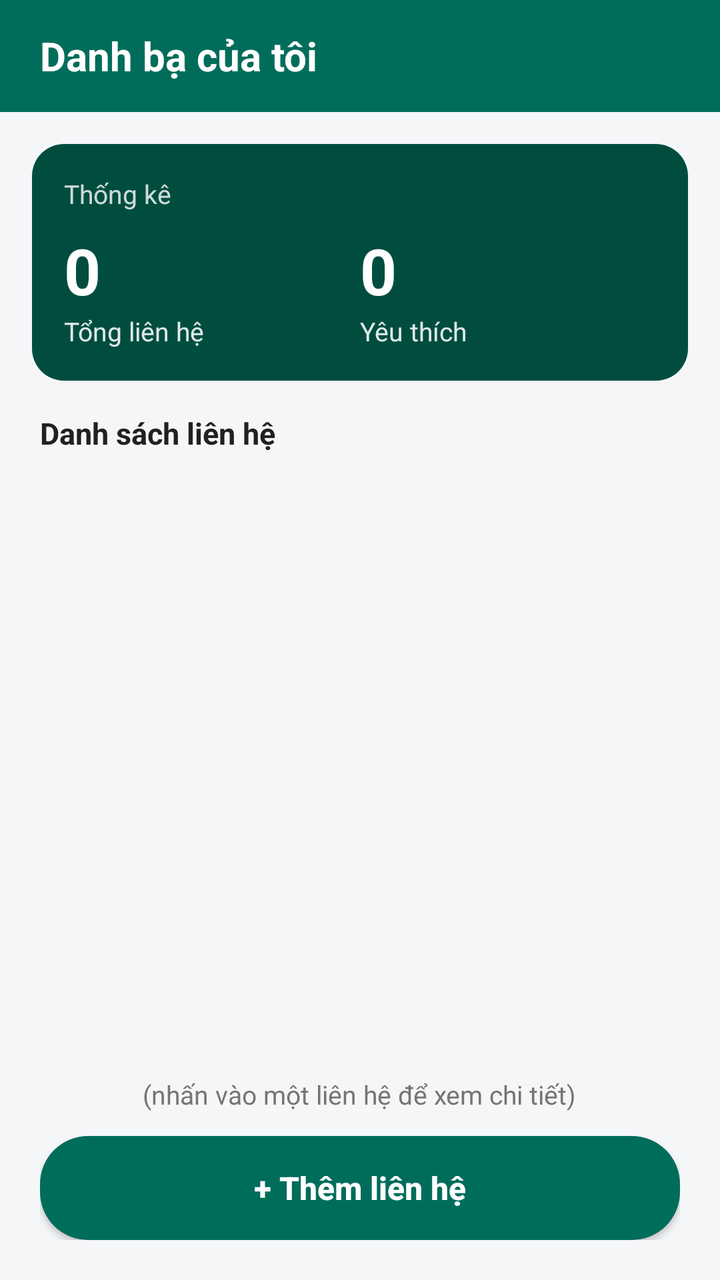
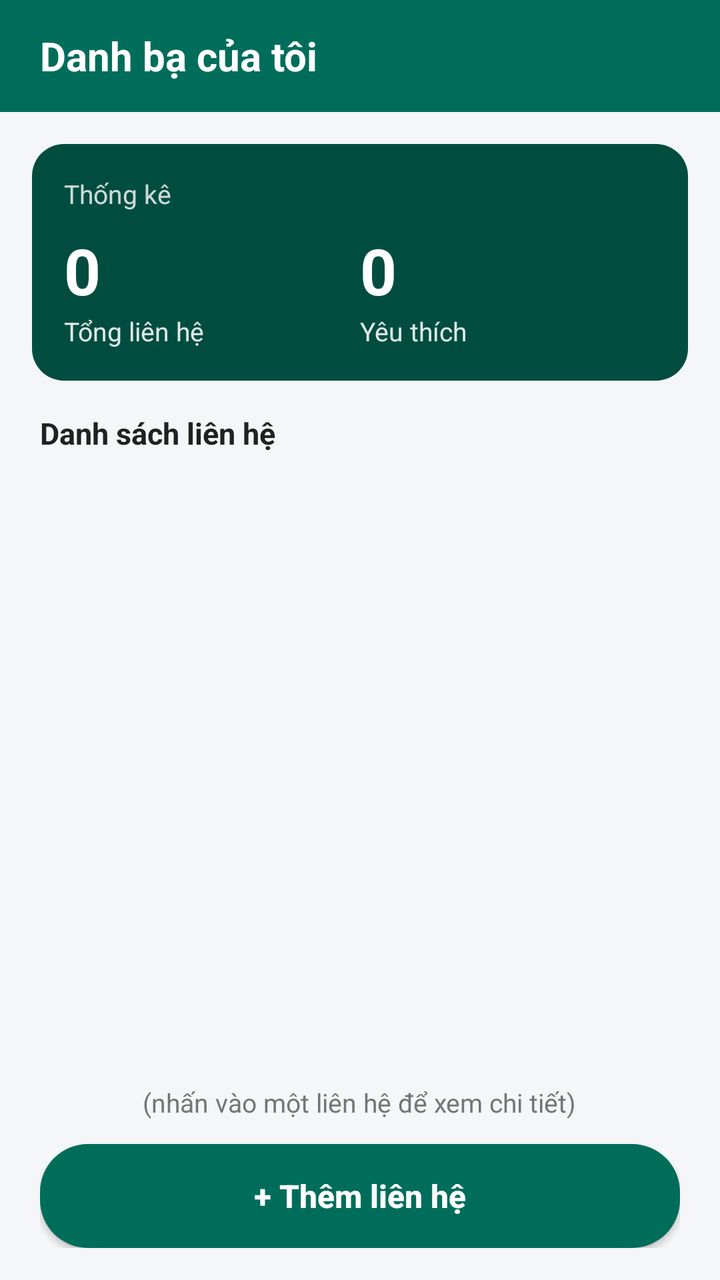

Before-and-after screenshots of an Android layout around one commit, followed by the original layout XML and the change that was made.
<!-- AndroidManifest.xml: application theme Theme.TH2danh_ba -->
<!-- res/layout/activity_main.xml -->
<?xml version="1.0" encoding="utf-8"?>
<LinearLayout xmlns:android="http://schemas.android.com/apk/res/android"
    android:layout_width="match_parent"
    android:layout_height="match_parent"
    android:background="@color/bg_light_gray"
    android:orientation="vertical">

    
    <LinearLayout
        android:layout_width="match_parent"
        android:layout_height="56dp"
        android:background="@color/teal_button"
        android:gravity="center_vertical"
        android:paddingStart="20dp"
        android:paddingEnd="20dp">

        <TextView
            android:layout_width="wrap_content"
            android:layout_height="wrap_content"
            android:text="@string/main_title"
            android:textColor="@color/white"
            android:textSize="20sp"
            android:textStyle="bold" />
    </LinearLayout>

    
    <LinearLayout
        android:layout_width="match_parent"
        android:layout_height="wrap_content"
        android:layout_marginStart="16dp"
        android:layout_marginTop="16dp"
        android:layout_marginEnd="16dp"
        android:background="@drawable/bg_stat_box"
        android:orientation="vertical"
        android:padding="16dp">

        <TextView
            android:layout_width="wrap_content"
            android:layout_height="wrap_content"
            android:text="@string/stat_title"
            android:textColor="#CCFFFFFF"
            android:textSize="13sp" />

        <LinearLayout
            android:layout_width="match_parent"
            android:layout_height="wrap_content"
            android:layout_marginTop="8dp"
            android:baselineAligned="false"
            android:orientation="horizontal">

            
            <LinearLayout
                android:layout_width="0dp"
                android:layout_height="wrap_content"
                android:layout_weight="1"
                android:orientation="vertical">

                <TextView
                    android:id="@+id/tvTotalContacts"
                    android:layout_width="wrap_content"
                    android:layout_height="wrap_content"
                    android:text="0"
                    android:textColor="@color/white"
                    android:textSize="32sp"
                    android:textStyle="bold" />

                <TextView
                    android:layout_width="wrap_content"
                    android:layout_height="wrap_content"
                    android:text="@string/stat_total_label"
                    android:textColor="#E0FFFFFF"
                    android:textSize="13sp" />
            </LinearLayout>

            
            <LinearLayout
                android:layout_width="0dp"
                android:layout_height="wrap_content"
                android:layout_weight="1"
                android:orientation="vertical">

                <TextView
                    android:id="@+id/tvFavoriteContacts"
                    android:layout_width="wrap_content"
                    android:layout_height="wrap_content"
                    android:text="0"
                    android:textColor="@color/white"
                    android:textSize="32sp"
                    android:textStyle="bold" />

                <TextView
                    android:layout_width="wrap_content"
                    android:layout_height="wrap_content"
                    android:text="@string/stat_fav_label"
                    android:textColor="#E0FFFFFF"
                    android:textSize="13sp" />
            </LinearLayout>
        </LinearLayout>
    </LinearLayout>

    
    <TextView
        android:layout_width="wrap_content"
        android:layout_height="wrap_content"
        android:layout_marginStart="20dp"
        android:layout_marginTop="16dp"
        android:layout_marginBottom="6dp"
        android:text="@string/contact_list_title"
        android:textColor="@color/text_primary"
        android:textSize="15sp"
        android:textStyle="bold" />

    
    <androidx.recyclerview.widget.RecyclerView
        android:id="@+id/rvContacts"
        android:layout_width="match_parent"
        android:layout_height="0dp"
        android:layout_weight="1"
        android:clipToPadding="false"
        android:paddingBottom="8dp" />

    
    <TextView
        android:layout_width="wrap_content"
        android:layout_height="wrap_content"
        android:layout_gravity="center_horizontal"
        android:layout_marginTop="4dp"
        android:layout_marginBottom="12dp"
        android:text="@string/contact_hint_click"
        android:textColor="@color/text_secondary"
        android:textSize="13sp" />

    
    <LinearLayout
        android:layout_width="match_parent"
        android:layout_height="wrap_content"
        android:paddingStart="20dp"
        android:paddingEnd="20dp"
        android:paddingBottom="20dp">

        <androidx.appcompat.widget.AppCompatButton
            android:id="@+id/btnAddContact"
            android:layout_width="match_parent"
            android:layout_height="52dp"
            android:background="@drawable/bg_button_primary"
            android:text="@string/btn_add_contact"
            android:textAllCaps="false"
            android:textColor="@color/white"
            android:textSize="16sp"
            android:textStyle="bold" />
    </LinearLayout>

</LinearLayout>
<!-- resources referenced by this layout -->
<resources>
  <color name="bg_light_gray">#F5F6F8</color>
  <color name="teal_button">#006D5B</color>
  <color name="text_primary">#212121</color>
  <color name="text_secondary">#757575</color>
  <color name="white">#FFFFFFFF</color>
  <!-- drawable bg_button_primary (drawable) -->
  <?xml version="1.0" encoding="utf-8"?>
  <ripple xmlns:android="http://schemas.android.com/apk/res/android"
      android:color="#33FFFFFF">
      <item>
          <shape android:shape="rectangle">
              <solid android:color="@color/teal_button" />
              <corners android:radius="24dp" />
          </shape>
      </item>
  </ripple>
  <!-- drawable bg_stat_box (drawable) -->
  <?xml version="1.0" encoding="utf-8"?>
  <shape xmlns:android="http://schemas.android.com/apk/res/android"
      android:shape="rectangle">
      <solid android:color="@color/primary_teal_dark" />
      <corners android:radius="16dp" />
  </shape>
  <string name="btn_add_contact">+ Thêm liên hệ</string>
  <string name="contact_hint_click">(nhấn vào một liên hệ để xem chi tiết)</string>
  <string name="contact_list_title">Danh sách liên hệ</string>
  <string name="main_title">Danh bạ của tôi</string>
  <string name="stat_fav_label">Yêu thích</string>
  <string name="stat_title">Thống kê</string>
  <string name="stat_total_label">Tổng liên hệ</string>
  <style name="Theme.TH2danh_ba" parent="Base.Theme.TH2danh_ba" />
  <color name="primary_teal_dark">#004D40</color>
  <style name="Base.Theme.TH2danh_ba" parent="Theme.Material3.Light.NoActionBar">
          
          <item name="colorPrimary">@color/primary_teal</item>
          <item name="colorPrimaryVariant">@color/primary_teal_dark</item>
          <item name="colorOnPrimary">@color/white</item>
          <item name="android:statusBarColor">@color/primary_teal_dark</item>
          <item name="android:windowLightStatusBar">false</item>
      </style>
  <color name="primary_teal">#00796B</color>
</resources>

<!-- the commit's change to res/layout/activity_main.xml (unified diff, before → after) -->
@@ -1,5 +1,6 @@
 <?xml version="1.0" encoding="utf-8"?>
 <LinearLayout xmlns:android="http://schemas.android.com/apk/res/android"
+    android:id="@+id/rootLayout"
     android:layout_width="match_parent"
     android:layout_height="match_parent"
     android:background="@color/bg_light_gray"
@@ -7,12 +8,16 @@
 
     
     <LinearLayout
+        android:id="@+id/headerLayout"
         android:layout_width="match_parent"
-        android:layout_height="56dp"
+        android:layout_height="wrap_content"
+        android:minHeight="56dp"
         android:background="@color/teal_button"
         android:gravity="center_vertical"
         android:paddingStart="20dp"
-        android:paddingEnd="20dp">
+        android:paddingTop="12dp"
+        android:paddingEnd="20dp"
+        android:paddingBottom="12dp">
 
         <TextView
             android:layout_width="wrap_content"
@@ -125,18 +130,20 @@
         android:layout_height="wrap_content"
         android:layout_gravity="center_horizontal"
         android:layout_marginTop="4dp"
-        android:layout_marginBottom="12dp"
+        android:layout_marginBottom="8dp"
         android:text="@string/contact_hint_click"
         android:textColor="@color/text_secondary"
         android:textSize="13sp" />
 
     
     <LinearLayout
+        android:id="@+id/bottomLayout"
         android:layout_width="match_parent"
         android:layout_height="wrap_content"
         android:paddingStart="20dp"
+        android:paddingTop="4dp"
         android:paddingEnd="20dp"
-        android:paddingBottom="20dp">
+        android:paddingBottom="16dp">
 
         <androidx.appcompat.widget.AppCompatButton
             android:id="@+id/btnAddContact"
